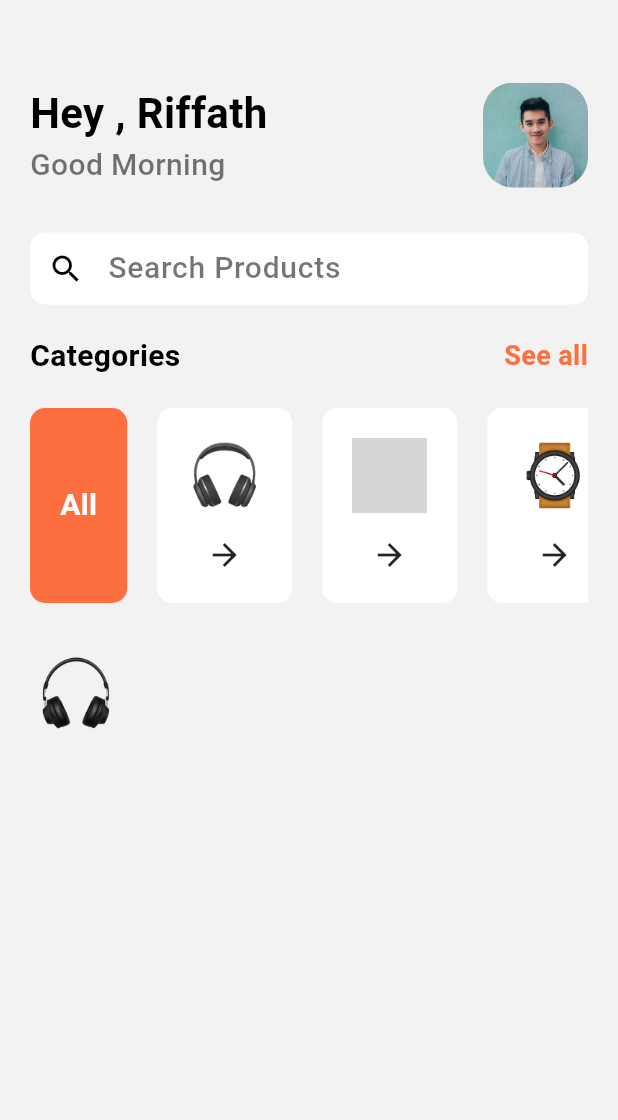
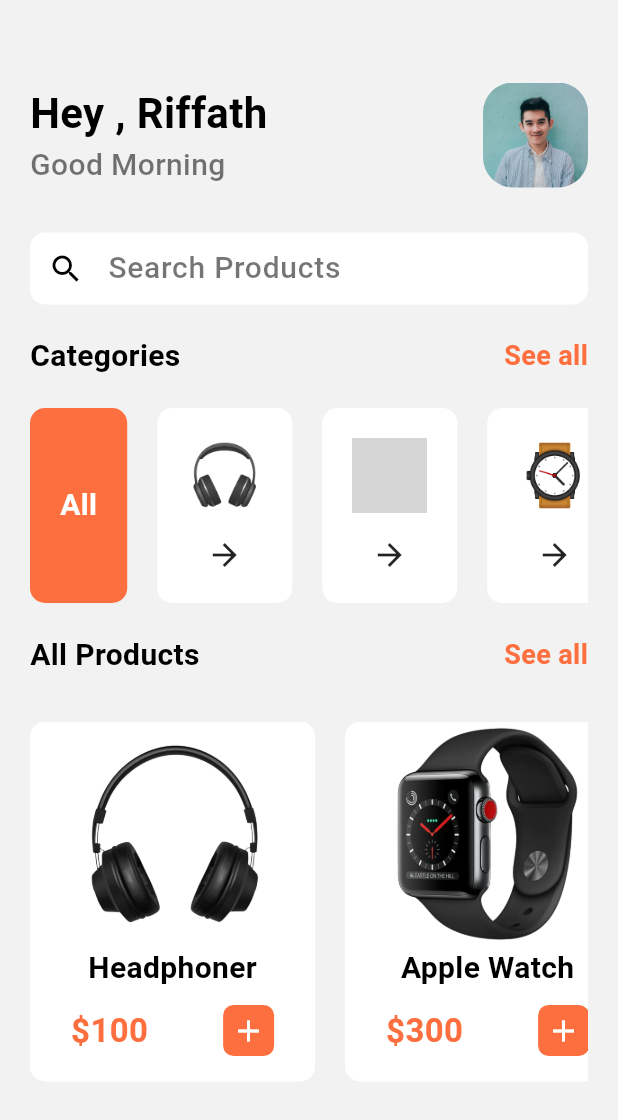
Before and after one commit to riffathRHM/flutter_ecommerceApp, a Flutter app: the screen it shows after launch, on a phone screen of 412 x 824 dp. Shown: the top 1120 px of the screen. Run offline on Flutter 3.47's test engine with Material 3 defaults, Android fonts, the phone set to English and light mode, and no system bars; grey boxes are pictures that could not be loaded.

Commit message:
update home UI All Products Section

```diff
--- /dev/null
+++ b/lib/pages/bottomnav.dart
@@ -0,0 +1,15 @@
+import 'package:flutter/material.dart';
+
+class BottomNav extends StatefulWidget {
+  const BottomNav({super.key});
+
+  @override
+  State<BottomNav> createState() => _MyWidgetState();
+}
+
+class _MyWidgetState extends State<BottomNav> {
+  @override
+  Widget build(BuildContext context) {
+    return const Placeholder();
+  }
+}
--- a/lib/pages/home.dart
+++ b/lib/pages/home.dart
@@ -109,16 +109,93 @@
                 ),
               ],
             ),
+            SizedBox(height: 20.0),
+            Row(
+              mainAxisAlignment: MainAxisAlignment.spaceBetween,
+              children: [
+                Text("All Products",style: AppWidget.semiBoldTextFieldStyle(),),
+                Text("See all",style: TextStyle(
+                  color: Color(0xFFfd6f3e),
+                  fontSize: 18.0,
+                  fontWeight: FontWeight.bold
+
+                ),)
+              ],
+            ),
             SizedBox(height: 30.0),
             Container(
-              height: 90,
+              height: 240,
               child: ListView(
                 shrinkWrap: true,
                 scrollDirection: Axis.horizontal,
                 children: [
                   Container(
+                    margin: EdgeInsets.only(right: 20.0),
+                    padding: EdgeInsets.symmetric(horizontal: 20),
+                    decoration: BoxDecoration(color: Colors.white,borderRadius: BorderRadius.circular(10)),
                     child: Column( children: [
-                      Image.asset("images/headphone2.png",height: 60,width: 60,fit: BoxFit.cover,),
+                      Image.asset("images/headphone2.png",height: 150,width: 150,fit: BoxFit.cover,),
+                      Text("Headphoner",style: AppWidget.semiBoldTextFieldStyle(),),
+                      SizedBox(height: 10),
+                      Row(
+                        children: [
+                          Text("\$100",style: TextStyle(color: Color(0xFFfd6f3e),fontSize: 22.0,fontWeight: FontWeight.bold),),
+                          SizedBox(width: 50.0),
+                          Container(
+                            padding: EdgeInsets.all(5),
+                            decoration: BoxDecoration(color: Color(0xFFfd6f3e),borderRadius: BorderRadius.circular(7)),
+                            child: Icon(Icons.add,color: Colors.white,)
+                          )
+                        ],
+                      ),
+
+                    ],
+
+                    ),
+                  ),
+                  Container(
+                    margin: EdgeInsets.only(right: 20),
+                    padding: EdgeInsets.symmetric(horizontal: 20),
+                    decoration: BoxDecoration(color: Colors.white,borderRadius: BorderRadius.circular(10)),
+                    child: Column( children: [
+                      Image.asset("images/watch2.png",height: 150,width: 150,fit: BoxFit.cover,),
+                      Text("Apple Watch",style: AppWidget.semiBoldTextFieldStyle(),),
+                      SizedBox(height: 10),
+                      Row(
+                        children: [
+                          Text("\$300",style: TextStyle(color: Color(0xFFfd6f3e),fontSize: 22.0,fontWeight: FontWeight.bold),),
+                          SizedBox(width: 50.0),
+                          Container(
+                            padding: EdgeInsets.all(5),
+                            decoration: BoxDecoration(color: Color(0xFFfd6f3e),borderRadius: BorderRadius.circular(7)),
+                            child: Icon(Icons.add,color: Colors.white,)
+                          )
+                        ],
+                      ),
+
+                    ],
+
+                    ),
+                  ),
+                  Container(
+                    margin: EdgeInsets.only(right: 20),
+                    padding: EdgeInsets.symmetric(horizontal: 20),
+                    decoration: BoxDecoration(color: Colors.white,borderRadius: BorderRadius.circular(10)),
+                    child: Column( children: [
+                      Image.asset("images/laptop2.png",height: 150,width: 150,fit: BoxFit.cover,),
+                      Text("Headphoner",style: AppWidget.semiBoldTextFieldStyle(),),
+                      SizedBox(height: 10),
+                      Row(
+                        children: [
+                          Text("\$100",style: TextStyle(color: Color(0xFFfd6f3e),fontSize: 22.0,fontWeight: FontWeight.bold),),
+                          SizedBox(width: 50.0),
+                          Container(
+                            padding: EdgeInsets.all(5),
+                            decoration: BoxDecoration(color: Color(0xFFfd6f3e),borderRadius: BorderRadius.circular(7)),
+                            child: Icon(Icons.add,color: Colors.white,)
+                          )
+                        ],
+                      ),
 
                     ],
 
--- a/pubspec.yaml
+++ b/pubspec.yaml
@@ -30,6 +30,7 @@
 dependencies:
   flutter:
     sdk: flutter
+  curved_navigation_bar: ^1.0.6
 
   # The following adds the Cupertino Icons font to your application.
   # Use with the CupertinoIcons class for iOS style icons.
```
Also changed, not shown: pubspec.lock.
